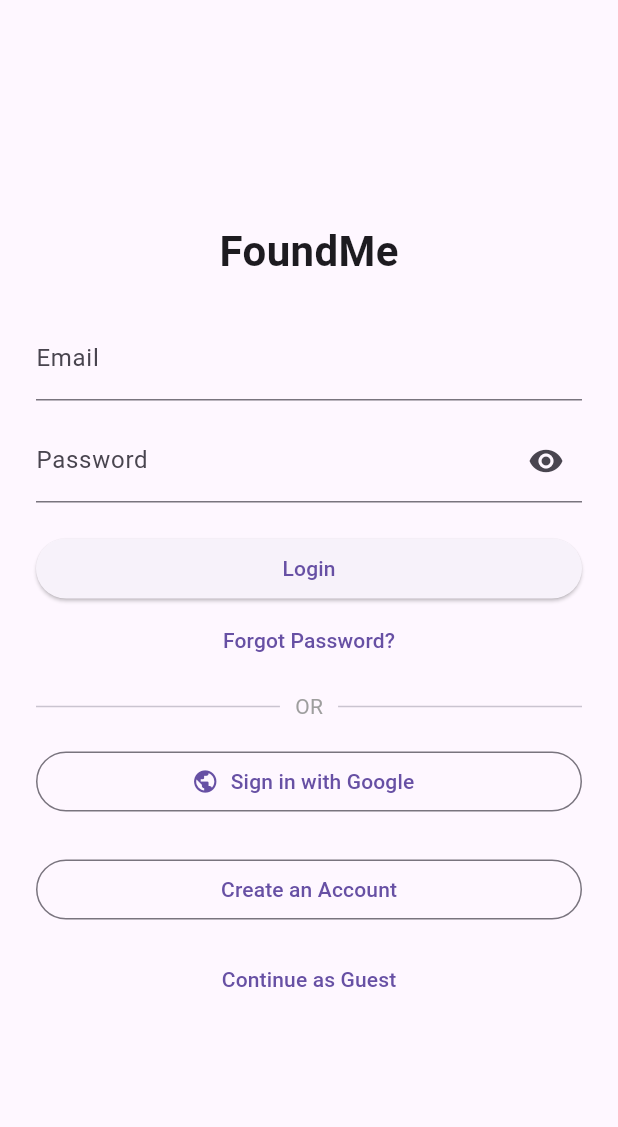
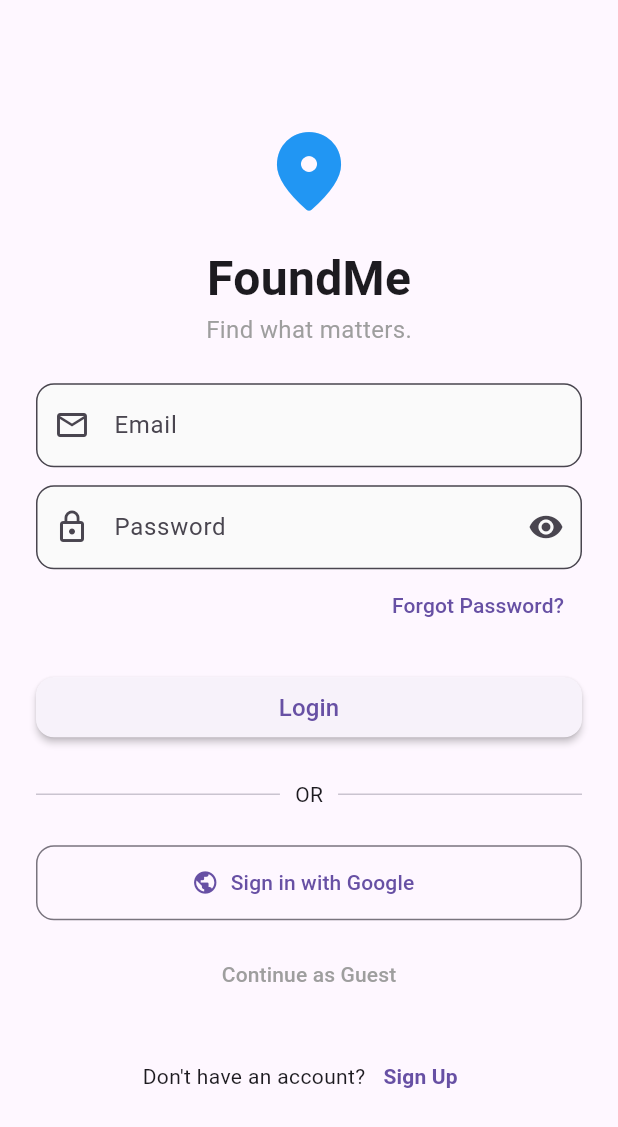
Before and after one commit to SaOnZ/foundme-app, a Flutter app: the screen it shows after launch, on a phone screen of 412 x 824 dp. Shown: the top 1127 px of the screen. Run offline on Flutter 3.47's test engine with Material 3 defaults, Android fonts, the phone set to English and light mode, and no system bars; our stand-ins replace cached_network_image, cloud_firestore, cloud_functions, firebase_auth, firebase_core, firebase_messaging and 12 more; accounts and stored records are empty; generated files the repository leaves out were written again; network calls fail.

Commit message:
update log in page

```diff
--- a/lib/pages/login_page.dart
+++ b/lib/pages/login_page.dart
@@ -29,6 +29,15 @@ class _LoginPageState extends State<LoginPage> {
       (v == null || v.length < 8) ? 'Min 8 characters' : null;
 
   Future<void> _submit() async {
+    if (_email.text.isEmpty || _pass.text.isEmpty) {
+      ScaffoldMessenger.of(context).showSnackBar(
+        const SnackBar(
+          content: Text('Pease fill out all fields!'),
+          backgroundColor: Colors.red,
+        ),
+      );
+      return;
+    }
     if (!_form.currentState!.validate()) return;
     setState(() => _loading = true);
     try {
@@ -77,23 +86,52 @@ class _LoginPageState extends State<LoginPage> {
               child: Column(
                 mainAxisSize: MainAxisSize.min,
                 children: [
+                  const Icon(
+                    Icons.location_on_rounded,
+                    size: 64,
+                    color: Colors.blue,
+                  ),
+                  const SizedBox(height: 16),
                   const Text(
                     'FoundMe',
-                    style: TextStyle(fontSize: 28, fontWeight: FontWeight.bold),
+                    style: TextStyle(fontSize: 32, fontWeight: FontWeight.bold),
+                  ),
+                  const Text(
+                    'Find what matters.',
+                    style: TextStyle(color: Colors.grey, fontSize: 16),
                   ),
                   const SizedBox(height: 24),
 
                   TextFormField(
                     controller: _email,
-                    decoration: const InputDecoration(labelText: 'Email'),
+                    textInputAction: TextInputAction.next,
+                    keyboardType: TextInputType.emailAddress,
                     validator: _emailV,
-                    keyboardType: TextInputType.emailAddress,
+                    decoration: InputDecoration(
+                      labelText: 'Email',
+                      prefixIcon: const Icon(Icons.email_outlined),
+                      border: OutlineInputBorder(
+                        borderRadius: BorderRadius.circular(12),
+                      ),
+                      filled: true,
+                      fillColor: Colors.grey.shade50,
+                    ),
                   ),
                   const SizedBox(height: 12),
                   TextFormField(
                     controller: _pass,
+                    textInputAction: TextInputAction.done,
+                    onFieldSubmitted: (_) => _submit(),
+                    obscureText: _obscure,
+                    validator: _passV,
                     decoration: InputDecoration(
                       labelText: 'Password',
+                      prefixIcon: const Icon(Icons.lock_outline),
+                      border: OutlineInputBorder(
+                        borderRadius: BorderRadius.circular(12),
+                      ),
+                      filled: true,
+                      fillColor: Colors.grey.shade50,
                       suffixIcon: IconButton(
                         icon: Icon(
                           _obscure ? Icons.visibility : Icons.visibility_off,
@@ -101,50 +139,61 @@ class _LoginPageState extends State<LoginPage> {
                         onPressed: () => setState(() => _obscure = !_obscure),
                       ),
                     ),
-                    obscureText: _obscure,
-                    validator: _passV,
                   ),
+
+                  Align(
+                    alignment: Alignment.centerRight,
+                    child: TextButton(
+                      onPressed: () => Navigator.pushNamed(context, '/forgot'),
+                      child: const Text('Forgot Password?'),
+                    ),
+                  ),
+
                   const SizedBox(height: 20),
 
                   // Login button
                   SizedBox(
                     width: double.infinity,
                     child: ElevatedButton(
+                      style: ElevatedButton.styleFrom(
+                        shape: RoundedRectangleBorder(
+                          borderRadius: BorderRadius.circular(12),
+                        ),
+                        elevation: 2,
+                      ),
                       onPressed: _loading ? null : _submit,
                       child: _loading
-                          ? const SizedBox(
-                              height: 20,
-                              width: 20,
-                              child: CircularProgressIndicator(),
-                            )
-                          : const Text('Login'),
+                          ? const CircularProgressIndicator(color: Colors.white)
+                          : const Text('Login', style: TextStyle(fontSize: 16)),
                     ),
                   ),
 
-                  TextButton(
-                    onPressed: () => Navigator.pushNamed(context, '/forgot'),
-                    child: const Text('Forgot Password?'),
-                  ),
+                  const SizedBox(height: 24),
 
-                  // ===========================================================
-                  // ↓↓↓↓↓ START OF NEW GOOGLE SIGN-IN SECTION ↓↓↓↓↓
-                  // ===========================================================
-                  const SizedBox(height: 10),
                   const Row(
                     children: [
                       Expanded(child: Divider()),
                       Padding(
                         padding: EdgeInsets.symmetric(horizontal: 10),
-                        child: Text("OR", style: TextStyle(color: Colors.grey)),
+                        child: Text("OR"),
                       ),
                       Expanded(child: Divider()),
                     ],
                   ),
-                  const SizedBox(height: 16),
+                  const SizedBox(height: 24),
 
+                  // ===========================================================
+                  // ↓↓↓↓↓ UPGRADE: GOOGLE & GUEST (Secondary Actions) ↓↓↓↓↓
+                  // ===========================================================
                   SizedBox(
                     width: double.infinity,
+                    height: 50,
                     child: OutlinedButton.icon(
+                      style: OutlinedButton.styleFrom(
+                        shape: RoundedRectangleBorder(
+                          borderRadius: BorderRadius.circular(12),
+                        ),
+                      ),
                       icon: Image.network(
                         'https://upload.wikimedia.org/wikipedia/commons/thumb/c/c1/Google_%22G%22_logo.svg/1200px-Google_%22G%22_logo.svg.png',
                         height: 24,
@@ -181,31 +230,34 @@ class _LoginPageState extends State<LoginPage> {
                             },
                     ),
                   ),
+                  const SizedBox(height: 12),
 
-                  // ===========================================================
-                  // ↑↑↑↑↑ END OF NEW GOOGLE SIGN-IN SECTION ↑↑↑↑↑
-                  // ===========================================================
-                  const SizedBox(height: 24),
-
-                  // Create account
-                  SizedBox(
-                    width: double.infinity,
-                    child: OutlinedButton(
-                      onPressed: () =>
-                          Navigator.pushNamed(context, '/register'),
-                      child: const Text('Create an Account'),
+                  TextButton(
+                    onPressed: _loading ? null : _continueAsGuest,
+                    child: const Text(
+                      'Continue as Guest',
+                      style: TextStyle(color: Colors.grey),
                     ),
                   ),
 
-                  const SizedBox(height: 12),
-
-                  // continue as guest
-                  SizedBox(
-                    width: double.infinity,
-                    child: TextButton(
-                      onPressed: _loading ? null : _continueAsGuest,
-                      child: const Text('Continue as Guest'),
-                    ),
+                  // ===========================================================
+                  //     UPGRADE: SIGN UP (Moved to bottom)
+                  // ===========================================================
+                  // Create account
+                  const SizedBox(height: 20),
+                  Row(
+                    mainAxisAlignment: MainAxisAlignment.center,
+                    children: [
+                      const Text("Don't have an account?"),
+                      TextButton(
+                        onPressed: () =>
+                            Navigator.pushNamed(context, '/register'),
+                        child: const Text(
+                          'Sign Up',
+                          style: TextStyle(fontWeight: FontWeight.bold),
+                        ),
+                      ),
+                    ],
                   ),
                 ],
               ),
```
